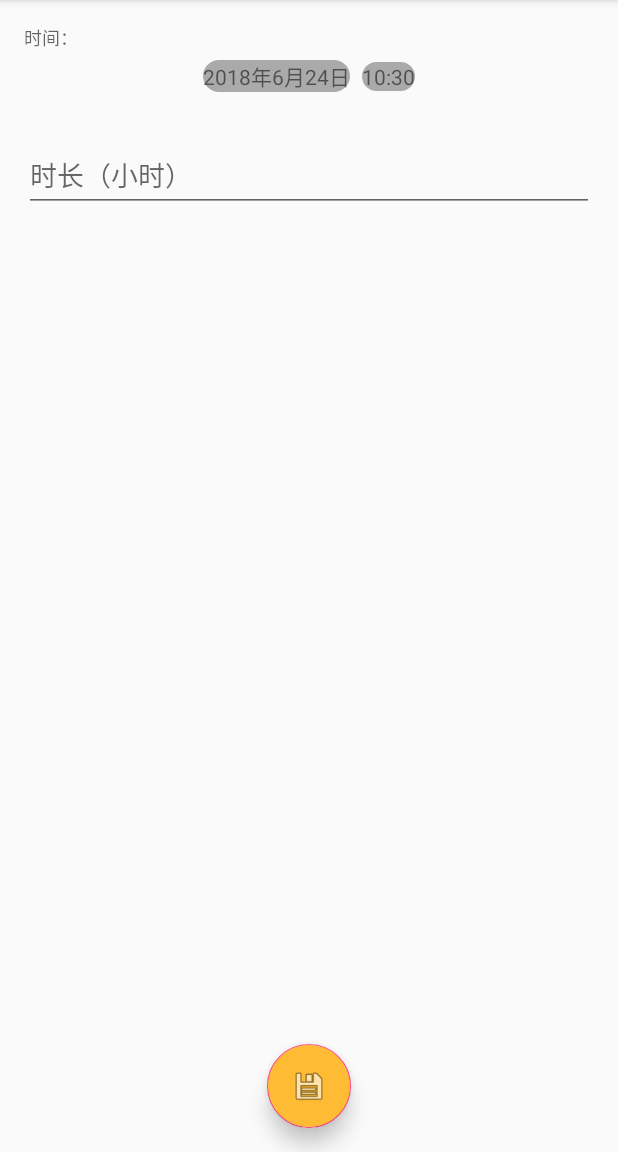
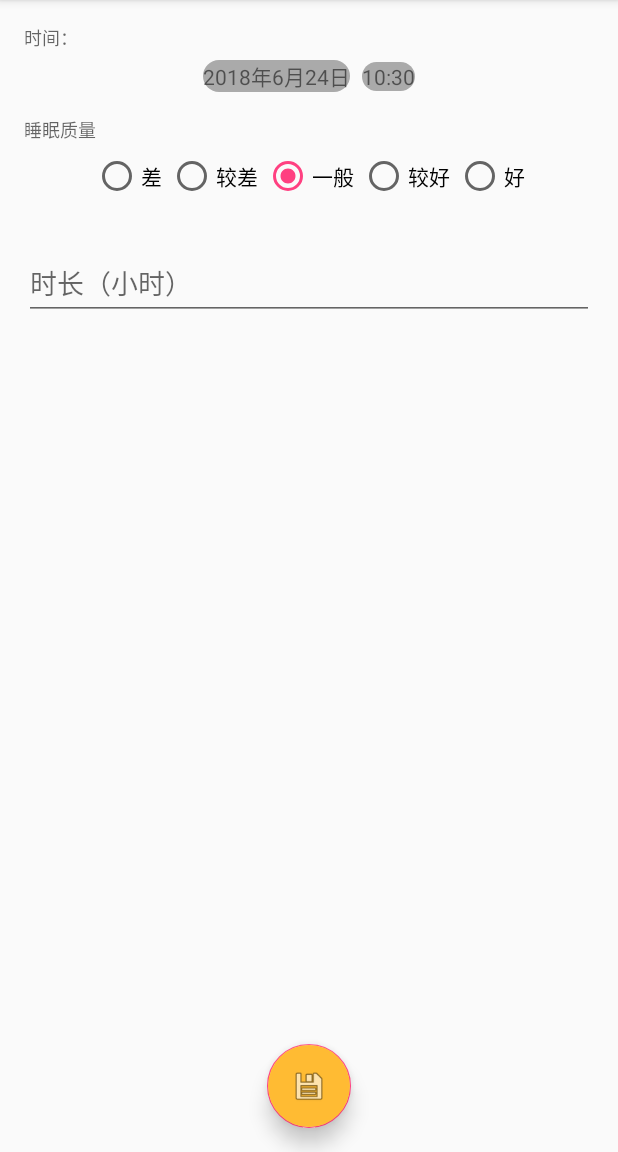
Before and after one commit to CuiLePbc/BabyTime, an Android app: the fragment SleepAddFragment placed in its activity, on a phone screen of 412 x 824 dp, the part 84-1236 px from its top. Run offline under Robolectric (Android 15) with nearby library versions, the phone set to English and light mode, and no system bars; 2 statements that could not run were skipped.

```diff
--- a/app/src/main/java/com/cuile/cuile/babytime/model/BabyTimeDbDataMapper.kt
+++ b/app/src/main/java/com/cuile/cuile/babytime/model/BabyTimeDbDataMapper.kt
@@ -1,6 +1,6 @@
 package com.cuile.cuile.babytime.model
 
-class BabyTimeDbDataMapper {
+class BabyTimeDbDataMapper constructor() {
 
     fun convertToBodyDatasDomain(bodyDataList: List<BodyData>) = bodyDataList.map { convertToBodyDataDomain(it) }
     private fun convertToBodyDataDomain(bodyData: BodyData) = bodyData
--- a/app/src/main/res/layout/fragment_sleep_add.xml
+++ b/app/src/main/res/layout/fragment_sleep_add.xml
@@ -39,6 +39,53 @@
                     app:mode="time"/>
             </LinearLayout>
 
+            <TextView
+                android:textAppearance="@style/TextAppearance.AppCompat.Caption"
+                android:layout_marginTop="16dp"
+                android:layout_width="wrap_content"
+                android:layout_height="wrap_content"
+                android:layout_gravity="start"
+                android:text="@string/sleep_quality"/>
+            <RadioGroup
+                android:layout_width="match_parent"
+                android:layout_height="wrap_content"
+                android:orientation="horizontal"
+                android:layout_marginTop="6dp"
+                android:gravity="center"
+                android:id="@+id/sleepQualityGroup">
+                <RadioButton
+                    android:text="@string/no"
+                    android:id="@+id/sleepQualityNo"
+                    android:layout_width="wrap_content"
+                    android:layout_height="wrap_content" />
+                <RadioButton
+                    android:id="@+id/sleepQualityLess"
+                    android:text="@string/little_no"
+                    android:layout_width="wrap_content"
+                    android:layout_height="wrap_content"
+                    android:layout_marginStart="4dp"/>
+                <RadioButton
+                    android:id="@+id/sleepQualityOk"
+                    android:text="@string/ok"
+                    android:checked="true"
+                    android:layout_width="wrap_content"
+                    android:layout_height="wrap_content"
+                    android:layout_marginStart="4dp"/>
+                <RadioButton
+                    android:id="@+id/sleepQualityBetter"
+                    android:text="@string/better"
+                    android:layout_width="wrap_content"
+                    android:layout_height="wrap_content"
+                    android:layout_marginStart="4dp"/>
+                <RadioButton
+                    android:id="@+id/sleepQualityGood"
+                    android:text="@string/good"
+                    android:layout_width="wrap_content"
+                    android:layout_height="wrap_content"
+                    android:layout_marginStart="4dp"/>
+            </RadioGroup>
+
+
             <android.support.design.widget.TextInputLayout
                 android:layout_marginTop="24dp"
                 android:layout_width="match_parent"
--- a/app/src/main/res/values/strings.xml
+++ b/app/src/main/res/values/strings.xml
@@ -47,6 +47,13 @@
     <string name="more">多</string>
     <string name="light">浅色</string>
     <string name="dark">深</string>
+    <string name="sleep_quality">睡眠质量</string>
+    <string name="no">差</string>
+    <string name="little_no">较差</string>
+    <string name="ok">一般</string>
+    <string name="better">较好</string>
+    <string name="good">好</string>
+    <string name="excretionWetColor">嘘嘘颜色</string>
 
     <string-array name="baby_excretion_type_array">
         <item>@string/baby_excretion_type_normal</item>
```
Also changed, not shown: app/build.gradle (+10 -0 lines), app/src/main/java/com/cuile/cuile/babytime/BaseInterface.kt (added, +7 -0 lines), app/src/main/java/com/cuile/cuile/babytime/addfragment/BodydataAddFragment.kt (+17 -2 lines), app/src/main/java/com/cuile/cuile/babytime/addfragment/ExcretionAddFragment.kt (+10 -0 lines), app/src/main/java/com/cuile/cuile/babytime/contract/BodyDataAddContract.kt (added, +21 -0 lines), app/src/main/java/com/cuile/cuile/babytime/contract/BodyDataAddPresenter.kt (added, +19 -0 lines), app/src/main/java/com/cuile/cuile/babytime/model/BabyTimeDb.kt (+14 -15 lines), app/src/main/java/com/cuile/cuile/babytime/model/TaskDataSource.kt (added, +31 -0 lines), app/src/main/java/com/cuile/cuile/babytime/model/TaskManager.kt (added, +32 -0 lines), app/src/main/res/layout/fragment_excretion_add.xml (+12 -1 lines).
